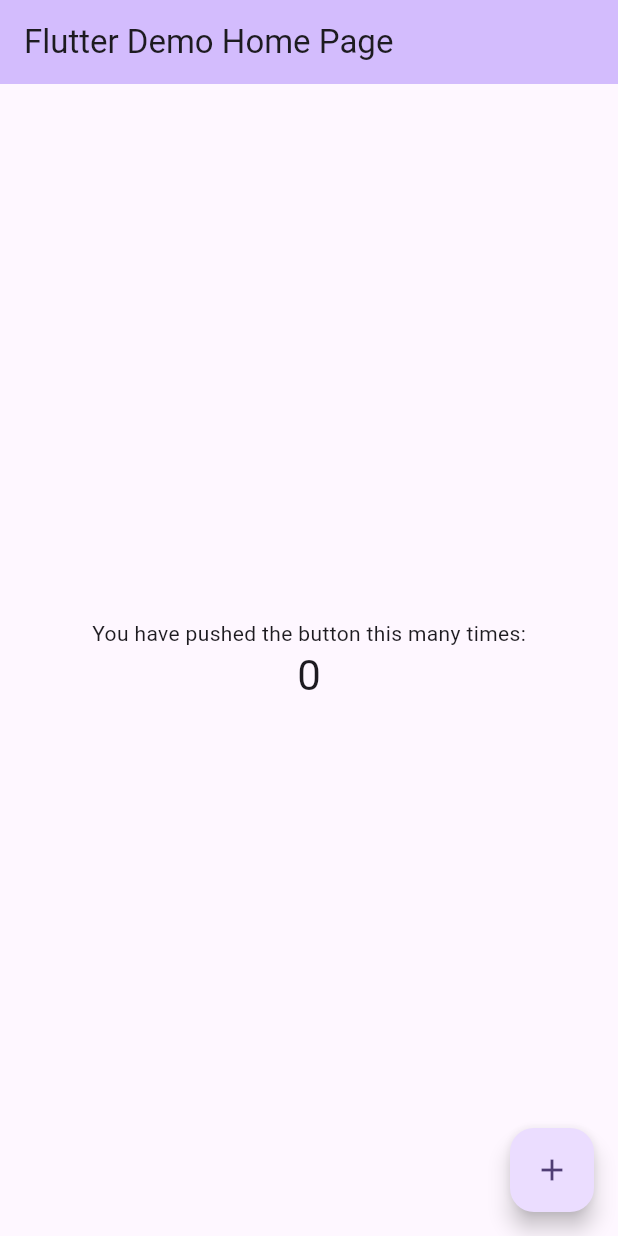
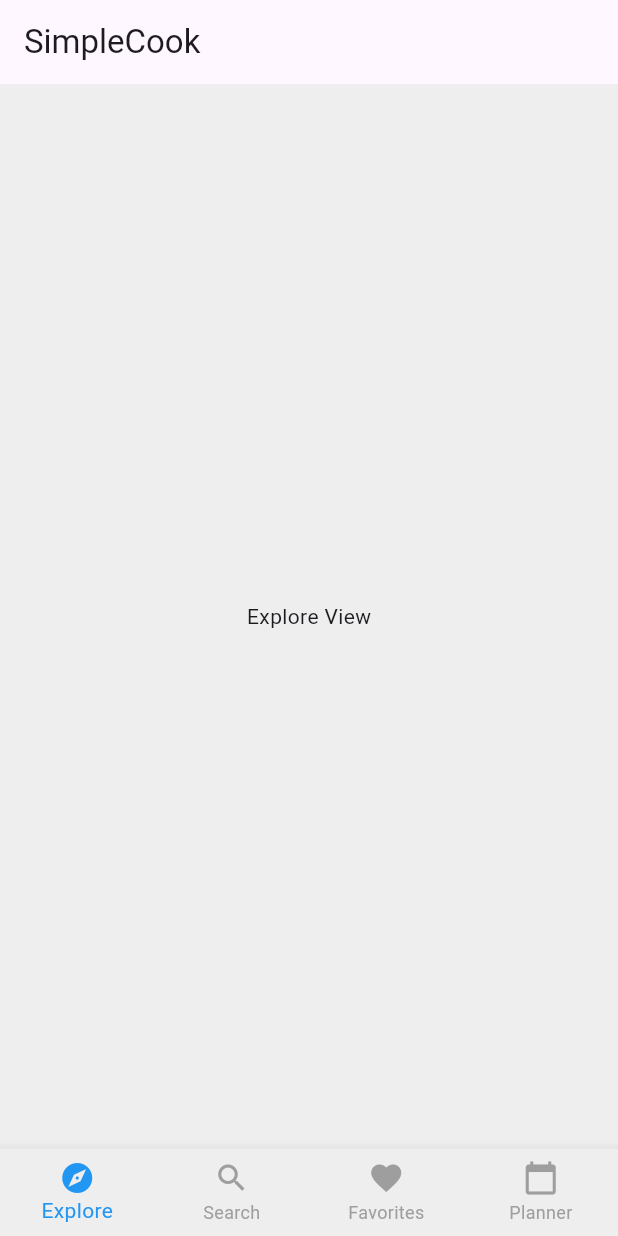
Before and after one commit to lumeav/SimpleCook, a Flutter app: the screen it shows after launch, on a phone screen of 412 x 824 dp. Run offline on Flutter 3.47's test engine with Material 3 defaults, Android fonts, the phone set to English and light mode, and no system bars.

Commit message:
added a simple navigation bar

```diff
--- /dev/null
+++ b/simple_cook/lib/common/common_view.dart
@@ -0,0 +1,27 @@
+import 'package:flutter/material.dart';
+import 'package:simple_cook/ui/main_widgets/navbar.dart';
+
+class CommonView extends StatelessWidget {
+  final int selectedIndex;
+  final Function(int) onItemTapped;
+  final Widget child;
+
+  CommonView({required this.selectedIndex, required this.onItemTapped, required this.child});
+
+  @override
+  Widget build(BuildContext context) {
+    return Scaffold(
+      appBar: AppBar(
+        title: Text('SimpleCook'),
+      ),
+      body: Container(
+        color: Colors.grey[200],
+        child: child,
+      ),
+      bottomNavigationBar: CustomNavBar(
+        selectedIndex: selectedIndex,
+        onItemTapped: onItemTapped,
+      ),
+    );
+  }
+}
--- a/simple_cook/lib/main.dart
+++ b/simple_cook/lib/main.dart
@@ -1,125 +1,66 @@
 import 'package:flutter/material.dart';
+import 'package:simple_cook/common/common_view.dart';
+import 'package:simple_cook/ui/main_widgets/navbar.dart';
+import 'package:simple_cook/ui/explore/explore_view.dart';
+import 'package:simple_cook/ui/favorites/favorites_view.dart';
+import 'package:simple_cook/ui/planner/planner_view.dart';
+import 'package:simple_cook/ui/recipefinder/recipefinder_view.dart';
 
 void main() {
   runApp(const MyApp());
 }
 
 class MyApp extends StatelessWidget {
-  const MyApp({super.key});
+  const MyApp({Key? key}) : super(key: key);
 
   // This widget is the root of your application.
   @override
   Widget build(BuildContext context) {
     return MaterialApp(
-      title: 'Flutter Demo',
+      title: 'SimpleCook',
       theme: ThemeData(
-        // This is the theme of your application.
-        //
-        // TRY THIS: Try running your application with "flutter run". You'll see
-        // the application has a purple toolbar. Then, without quitting the app,
-        // try changing the seedColor in the colorScheme below to Colors.green
-        // and then invoke "hot reload" (save your changes or press the "hot
-        // reload" button in a Flutter-supported IDE, or press "r" if you used
-        // the command line to start the app).
-        //
-        // Notice that the counter didn't reset back to zero; the application
-        // state is not lost during the reload. To reset the state, use hot
-        // restart instead.
-        //
-        // This works for code too, not just values: Most code changes can be
-        // tested with just a hot reload.
-        colorScheme: ColorScheme.fromSeed(seedColor: Colors.deepPurple),
-        useMaterial3: true,
+        primarySwatch: Colors.blue,
       ),
-      home: const MyHomePage(title: 'Flutter Demo Home Page'),
+      initialRoute: '/',
+      routes: {
+        '/': (context) => ExploreView(
+          selectedIndex: 0,
+          onItemTapped: (index) => _onItemTapped(index, context),
+            // Handle navigation or state change when an item is tapped
+          ),
+        '/search': (context) => RecipefinderView(
+          selectedIndex: 1,
+          onItemTapped: (index) => _onItemTapped(index, context),
+            // Handle navigation or state change when an item is tapped
+          ),
+        '/favorites': (context) => FavoritesView(
+          selectedIndex: 2,
+          onItemTapped: (index) => _onItemTapped(index, context),
+            // Handle navigation or state change when an item is tapped,
+          ),
+        '/planner': (context) => PlannerView(
+          selectedIndex: 3,
+          onItemTapped: (index) => _onItemTapped(index, context),
+            // Handle navigation or state change when an item is tapped
+        ),
+      },
     );
   }
-}
 
-class MyHomePage extends StatefulWidget {
-  const MyHomePage({super.key, required this.title});
-
-  // This widget is the home page of your application. It is stateful, meaning
-  // that it has a State object (defined below) that contains fields that affect
-  // how it looks.
-
-  // This class is the configuration for the state. It holds the values (in this
-  // case the title) provided by the parent (in this case the App widget) and
-  // used by the build method of the State. Fields in a Widget subclass are
-  // always marked "final".
-
-  final String title;
-
-  @override
-  State<MyHomePage> createState() => _MyHomePageState();
-}
-
-class _MyHomePageState extends State<MyHomePage> {
-  int _counter = 0;
-
-  void _incrementCounter() {
-    setState(() {
-      // This call to setState tells the Flutter framework that something has
-      // changed in this State, which causes it to rerun the build method below
-      // so that the display can reflect the updated values. If we changed
-      // _counter without calling setState(), then the build method would not be
-      // called again, and so nothing would appear to happen.
-      _counter++;
-    });
-  }
-
-  @override
-  Widget build(BuildContext context) {
-    // This method is rerun every time setState is called, for instance as done
-    // by the _incrementCounter method above.
-    //
-    // The Flutter framework has been optimized to make rerunning build methods
-    // fast, so that you can just rebuild anything that needs updating rather
-    // than having to individually change instances of widgets.
-    return Scaffold(
-      appBar: AppBar(
-        // TRY THIS: Try changing the color here to a specific color (to
-        // Colors.amber, perhaps?) and trigger a hot reload to see the AppBar
-        // change color while the other colors stay the same.
-        backgroundColor: Theme.of(context).colorScheme.inversePrimary,
-        // Here we take the value from the MyHomePage object that was created by
-        // the App.build method, and use it to set our appbar title.
-        title: Text(widget.title),
-      ),
-      body: Center(
-        // Center is a layout widget. It takes a single child and positions it
-        // in the middle of the parent.
-        child: Column(
-          // Column is also a layout widget. It takes a list of children and
-          // arranges them vertically. By default, it sizes itself to fit its
-          // children horizontally, and tries to be as tall as its parent.
-          //
-          // Column has various properties to control how it sizes itself and
-          // how it positions its children. Here we use mainAxisAlignment to
-          // center the children vertically; the main axis here is the vertical
-          // axis because Columns are vertical (the cross axis would be
-          // horizontal).
-          //
-          // TRY THIS: Invoke "debug painting" (choose the "Toggle Debug Paint"
-          // action in the IDE, or press "p" in the console), to see the
-          // wireframe for each widget.
-          mainAxisAlignment: MainAxisAlignment.center,
-          children: <Widget>[
-            const Text(
-              'You have pushed the button this many times:',
-            ),
-            Text(
-              '$_counter',
-              style: Theme.of(context).textTheme.headlineMedium,
-            ),
-          ],
-        ),
-      ),
-      floatingActionButton: FloatingActionButton(
-        onPressed: _incrementCounter,
-        tooltip: 'Increment',
-        child: const Icon(Icons.add),
-      ), // This trailing comma makes auto-formatting nicer for build methods.
-    );
+  static void _onItemTapped(int index, BuildContext context) {
+    switch (index) {
+      case 0:
+        Navigator.pushNamed(context, '/');
+        break;
+      case 1:
+        Navigator.pushNamed(context, '/search');
+        break;
+      case 2:
+        Navigator.pushNamed(context, '/favorites');
+        break;
+      case 3:
+        Navigator.pushNamed(context, '/planner');
+        break;
+    }
   }
 }
--- /dev/null
+++ b/simple_cook/lib/ui/explore/explore_view.dart
@@ -0,0 +1,25 @@
+import 'package:flutter/material.dart';
+import 'package:simple_cook/common/common_view.dart';
+
+class ExploreView extends StatelessWidget {
+  final int selectedIndex;
+  final Function(int) onItemTapped;
+
+  const ExploreView({
+    Key? key,
+    required this.selectedIndex,
+    required this.onItemTapped,
+  }) : super(key: key);
+
+
+  @override
+  Widget build(BuildContext context) {
+    return CommonView(
+      selectedIndex: selectedIndex,
+      onItemTapped: onItemTapped,
+      child: Center(
+        child: Text('Explore View'),
+      ),
+    );
+  }
+}
--- /dev/null
+++ b/simple_cook/lib/ui/main_widgets/navbar.dart
@@ -0,0 +1,38 @@
+import 'package:flutter/material.dart';
+
+class CustomNavBar extends StatelessWidget {
+  final int selectedIndex;
+  final Function(int) onItemTapped;
+
+  CustomNavBar({required this.selectedIndex, required this.onItemTapped});
+
+  @override
+  Widget build(BuildContext context) {
+    return BottomNavigationBar(
+      backgroundColor: Colors.grey[200], // Set background color
+      selectedItemColor: Colors.blue, // Set selected item color
+      unselectedItemColor: Colors.grey, // Set unselected item color
+      currentIndex: selectedIndex,
+      onTap: onItemTapped,
+      type: BottomNavigationBarType.fixed, // Disable shifting effect
+      items: <BottomNavigationBarItem>[
+        BottomNavigationBarItem(
+          icon: Icon(Icons.explore),
+          label: 'Explore',
+        ),
+        BottomNavigationBarItem(
+          icon: Icon(Icons.search),
+          label: 'Search',
+        ),
+        BottomNavigationBarItem(
+          icon: Icon(Icons.favorite),
+          label: 'Favorites',
+        ),
+        BottomNavigationBarItem(
+          icon: Icon(Icons.calendar_today),
+          label: 'Planner',
+        ),
+      ],
+    );
+  }
+}
--- a/simple_cook/pubspec.yaml
+++ b/simple_cook/pubspec.yaml
@@ -36,6 +36,7 @@ dependencies:
   # Use with the CupertinoIcons class for iOS style icons.
   cupertino_icons: ^1.0.6
   very_good_analysis: ^5.1.0
+  freezed: ^2.5.2
 
 dev_dependencies:
   flutter_test:
@@ -47,6 +48,7 @@ dev_dependencies:
   # package. See that file for information about deactivating specific lint
   # rules and activating additional ones.
   flutter_lints: ^4.0.0
+  build_runner: ^2.4.9
 
 # For information on the generic Dart part of this file, see the
 # following page: https://dart.dev/tools/pub/pubspec
```
Also changed, not shown: simple_cook/lib/ui/favorites/favorites_view.dart (added, +26 -0 lines), simple_cook/lib/ui/planner/planner_view.dart (added, +25 -0 lines), simple_cook/lib/ui/recipefinder/recipefinder_view.dart (added, +25 -0 lines), simple_cook/pubspec.lock.
